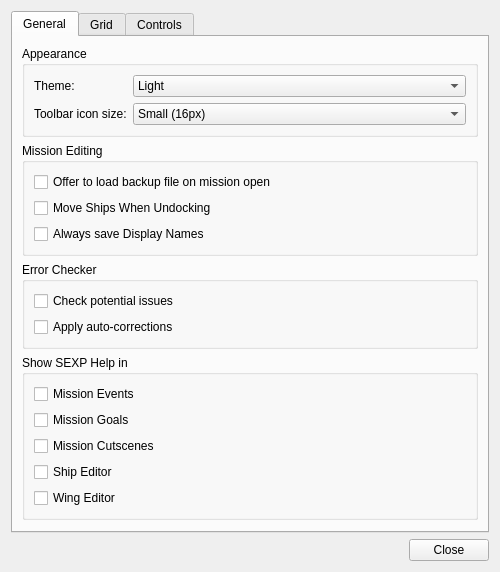
Old version of the form qtfred/ui/PreferencesDialog.ui in the repository scp-fs2open/fs2open.github.com.
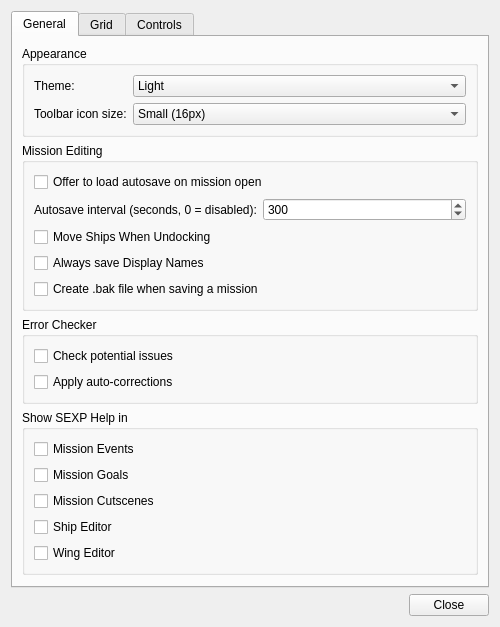
New version of the form.

Commit message: implement timed autosave feature

Diff of the .ui file:
```diff
--- a/qtfred/ui/PreferencesDialog.ui
+++ b/qtfred/ui/PreferencesDialog.ui
@@ -85,28 +85,58 @@
          <property name="title">
           <string>Mission Editing</string>
          </property>
-         <layout class="QVBoxLayout" name="missionEditingLayout">
-          <item>
+         <layout class="QFormLayout" name="missionEditingLayout">
+          <item row="0" column="0" colspan="2">
            <widget class="QCheckBox" name="offerAutosaveRecovery">
             <property name="text">
-             <string>Offer to load backup file on mission open</string>
+             <string>Offer to load autosave on mission open</string>
             </property>
            </widget>
           </item>
-          <item>
+          <item row="1" column="0">
+           <widget class="QLabel" name="autosaveIntervalLabel">
+            <property name="text">
+             <string>Autosave interval (seconds, 0 = disabled):</string>
+            </property>
+           </widget>
+          </item>
+          <item row="1" column="1">
+           <widget class="QSpinBox" name="autosaveIntervalSeconds">
+            <property name="minimum">
+             <number>0</number>
+            </property>
+            <property name="maximum">
+             <number>3600</number>
+            </property>
+            <property name="singleStep">
+             <number>30</number>
+            </property>
+            <property name="value">
+             <number>300</number>
+            </property>
+           </widget>
+          </item>
+          <item row="2" column="0" colspan="2">
            <widget class="QCheckBox" name="moveShipsWhenUndocking">
             <property name="text">
              <string>Move Ships When Undocking</string>
             </property>
            </widget>
           </item>
-          <item>
+          <item row="3" column="0" colspan="2">
            <widget class="QCheckBox" name="alwaysSaveDisplayNames">
             <property name="text">
              <string>Always save Display Names</string>
             </property>
            </widget>
           </item>
+          <item row="4" column="0" colspan="2">
+           <widget class="QCheckBox" name="createBakOnSave">
+            <property name="text">
+             <string>Create .bak file when saving a mission</string>
+            </property>
+           </widget>
+          </item>
          </layout>
         </widget>
        </item>
```
The commit also changes 12 other files.
